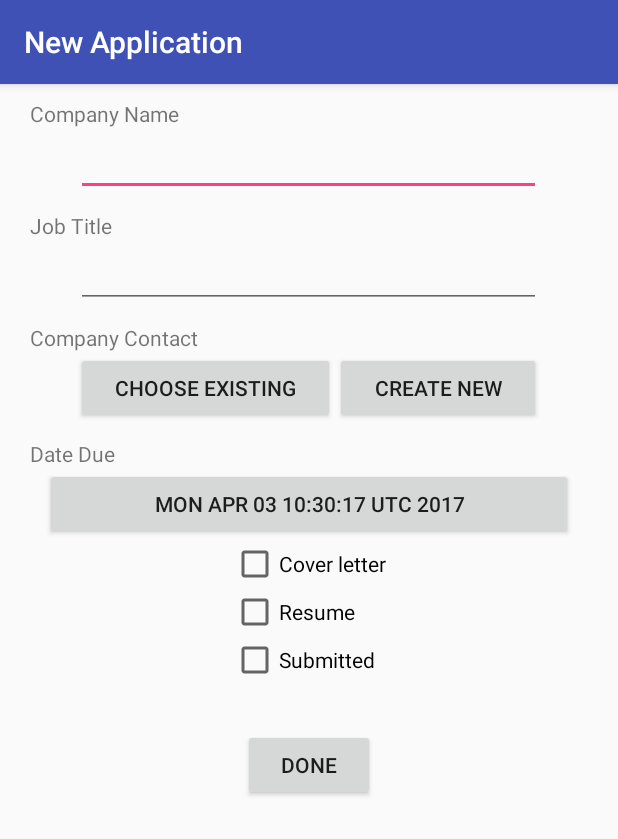
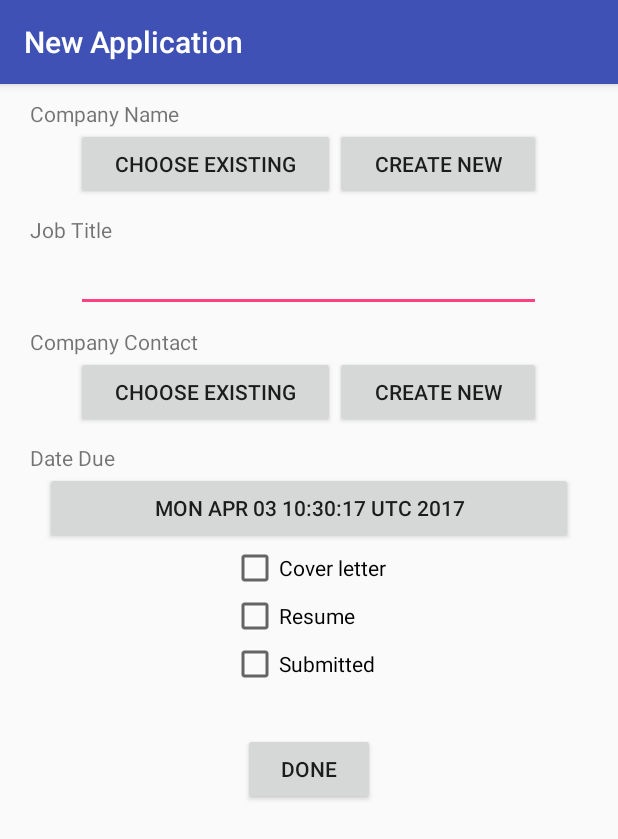
Before and after one commit to HelluvaEnginerd/NetworkPal, an Android app: the screen it shows after launch (NewApplicationActivity), after a tap on "NEW APP", on a phone screen of 412 x 824 dp. Shown: the top 839 px of the screen. Run offline under Robolectric (Android 15) with nearby library versions, the phone set to English and light mode, and no system bars; libraries missing offline, so code that uses them is left out: com.crashlytics.android, io.fabric.sdk; 2 statements that could not run were skipped.

Commit message:
created buttons for picking company on new application screen

```diff
--- a/app/src/main/java/com/csci448/goldenrush/networkingpal/NewApplicationActivity.java
+++ b/app/src/main/java/com/csci448/goldenrush/networkingpal/NewApplicationActivity.java
@@ -32,11 +32,13 @@ public class NewApplicationActivity extends AppCompatActivity implements DatePic
     private static final int REQUEST_CONTACT = 1;
     private static final String DIALOG_DATE = "DialogDate";
     private static final String DIALOG_COMPANY = "DialogCompany";
+    private static final String DIALOG_CONTACT = "DialogContact";
 
-    private EditText mCompanyNameEditText;
     private EditText mJobTitleEditText;
-    private Button mCreateNewButton;
-    private Button mChooseExistingButton;
+    private Button mCreateNewContactButton;
+    private Button mChooseExistingContactButton;
+    private Button mCreateNewCompanyButton;
+    private Button mChooseExistingCompanyButton;
     private Button mDateDue;
     private CheckBox mCoverLetterCheckBox;
     private CheckBox mResumeCheckBox;
@@ -53,24 +55,6 @@ public class NewApplicationActivity extends AppCompatActivity implements DatePic
 
     private void setUp(){
         Log.d(TAG, "setUp()");
-        mCompanyNameEditText = (EditText) findViewById(R.id.company_name);
-        mCompanyNameEditText.addTextChangedListener(new TextWatcher() {
-            @Override
-            public void beforeTextChanged(CharSequence s, int start, int count, int after) {
-
-            }
-
-            @Override
-            public void onTextChanged(CharSequence s, int start, int before, int count) {
-                if (!s.toString().trim().equals(""))
-                    mApp.setCompany(s.toString());
-            }
-
-            @Override
-            public void afterTextChanged(Editable s) {
-
-            }
-        });
         mJobTitleEditText = (EditText) findViewById(R.id.job_title);
         mJobTitleEditText.addTextChangedListener(new TextWatcher() {
             @Override
@@ -105,8 +89,8 @@ public class NewApplicationActivity extends AppCompatActivity implements DatePic
             }
         });
 
-        mCreateNewButton = (Button) findViewById(R.id.create_new_button);
-        mCreateNewButton.setOnClickListener(new View.OnClickListener(){
+        mCreateNewContactButton = (Button) findViewById(R.id.create_new_button);
+        mCreateNewContactButton.setOnClickListener(new View.OnClickListener(){
             @Override
             public void onClick(View v){
                 Intent intent = NewContactActivity.newIntent(NewApplicationActivity.this, null);
@@ -115,12 +99,31 @@ public class NewApplicationActivity extends AppCompatActivity implements DatePic
         });
 
         final Intent pickContact = new Intent(Intent.ACTION_PICK, ContactsContract.Contacts.CONTENT_URI);
-        mChooseExistingButton = (Button) findViewById(R.id.choose_existing_button);
-        mChooseExistingButton.setOnClickListener(new View.OnClickListener(){
+        mChooseExistingContactButton = (Button) findViewById(R.id.choose_existing_button);
+        mChooseExistingContactButton.setOnClickListener(new View.OnClickListener(){
             @Override
             public void onClick(View v){
                 FragmentManager manager = getFragmentManager();
                 ContactPickerFragment dialog = ContactPickerFragment.newInstance();
+                dialog.show(manager, DIALOG_CONTACT);
+            }
+        });
+
+        mCreateNewCompanyButton = (Button) findViewById(R.id.create_new_company_button);
+        mCreateNewCompanyButton.setOnClickListener(new View.OnClickListener(){
+            @Override
+            public void onClick(View v){
+                Intent intent = NewCompanyActivity.newIntent(NewApplicationActivity.this, null);
+                startActivity(intent);
+            }
+        });
+
+        mChooseExistingCompanyButton = (Button) findViewById(R.id.choose_existing_company_button);
+        mChooseExistingCompanyButton.setOnClickListener(new View.OnClickListener(){
+            @Override
+            public void onClick(View v){
+                FragmentManager manager = getFragmentManager();
+                CompanyPickerFragment dialog = CompanyPickerFragment.newInstance();
                 dialog.show(manager, DIALOG_COMPANY);
             }
         });
@@ -173,7 +176,6 @@ public class NewApplicationActivity extends AppCompatActivity implements DatePic
         if (appId != null){
             ApplicationLab appLab = ApplicationLab.get(NewApplicationActivity.this);
             Application app = appLab.getApplication(appId);
-            mCompanyNameEditText.setText(app.getCompany());
             mJobTitleEditText.setText(app.getJobTitle());
             mCoverLetterCheckBox.setChecked(app.hasCoverLetter());
             mResumeCheckBox.setChecked(app.hasResume());
@@ -221,14 +223,13 @@ public class NewApplicationActivity extends AppCompatActivity implements DatePic
 
     @Override
     public void onCompanySelected(Company company){
-        /**
-         * Implement with new layout
-         */
+        mApp.setCompany(company.getCompanyName());
+        mChooseExistingCompanyButton.setText(company.getCompanyName());
     }
 
     @Override
     public void onContactSelected(Contact contact){
         mApp.setCompanyContact(contact.getContactName());
-        mChooseExistingButton.setText(contact.getContactName());
+        mChooseExistingContactButton.setText(contact.getContactName());
     }
 }
--- a/app/src/main/res/layout-land/new_application_activity.xml
+++ b/app/src/main/res/layout-land/new_application_activity.xml
@@ -26,11 +26,27 @@
             android:paddingLeft="20dp"
             android:paddingTop="10dp"/>
 
-        <EditText
-            android:id="@+id/company_name"
+        <LinearLayout
+            android:id="@+id/button_linear_layout_company"
             android:layout_width="310dp"
             android:layout_height="wrap_content"
-            android:layout_gravity="center_horizontal"/>
+            android:orientation="horizontal"
+            android:layout_gravity="center_horizontal">
+
+            <Button
+                android:id="@+id/choose_existing_company_button"
+                android:layout_width="wrap_content"
+                android:layout_height="wrap_content"
+                android:layout_weight="1"
+                android:text="@string/choose_existing"/>
+
+            <Button
+                android:id="@+id/create_new_company_button"
+                android:layout_width="wrap_content"
+                android:layout_height="wrap_content"
+                android:layout_weight="1"
+                android:text="@string/create_new"/>
+        </LinearLayout>
 
 
         <EditText
--- a/app/src/main/res/layout/new_application_activity.xml
+++ b/app/src/main/res/layout/new_application_activity.xml
@@ -12,11 +12,28 @@
         android:paddingLeft="20dp"
         android:paddingTop="10dp"/>
 
-    <EditText
-        android:id="@+id/company_name"
+    <LinearLayout
+        android:id="@+id/button_linear_layout_company"
         android:layout_width="310dp"
         android:layout_height="wrap_content"
-        android:layout_gravity="center_horizontal"/>
+        android:orientation="horizontal"
+        android:layout_gravity="center_horizontal">
+
+        <Button
+            android:id="@+id/choose_existing_company_button"
+            android:layout_width="wrap_content"
+            android:layout_height="wrap_content"
+            android:layout_weight="1"
+            android:text="@string/choose_existing"/>
+
+        <Button
+            android:id="@+id/create_new_company_button"
+            android:layout_width="wrap_content"
+            android:layout_height="wrap_content"
+            android:layout_weight="1"
+            android:text="@string/create_new"/>
+    </LinearLayout>
+
     <TextView
         android:id="@+id/job_title_textview"
         android:layout_width="match_parent"
```
